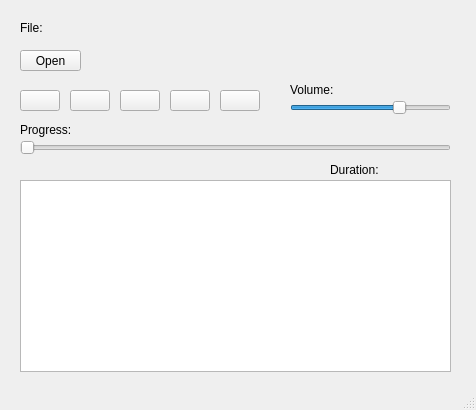
Old version of the form mainwindow.ui in the repository Mousence/Qt-MediaPlayer.
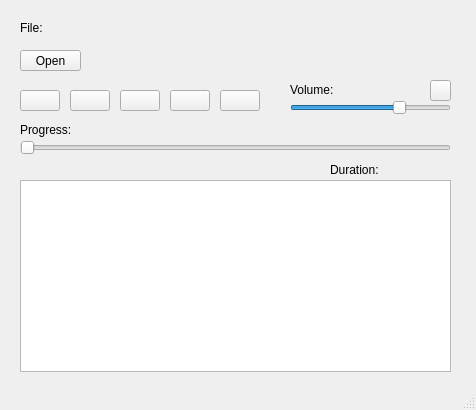
New version of the form. Icons and pictures are not drawn.

```diff
--- a/mainwindow.ui
+++ b/mainwindow.ui
@@ -190,6 +190,25 @@
      </rect>
     </property>
    </widget>
+   <widget class="QPushButton" name="pushButtonMute">
+    <property name="geometry">
+     <rect>
+      <x>430</x>
+      <y>80</y>
+      <width>21</width>
+      <height>21</height>
+     </rect>
+    </property>
+    <property name="text">
+     <string/>
+    </property>
+    <property name="autoDefault">
+     <bool>false</bool>
+    </property>
+    <property name="default">
+     <bool>false</bool>
+    </property>
+   </widget>
   </widget>
   <widget class="QMenuBar" name="menubar">
    <property name="geometry">
```
